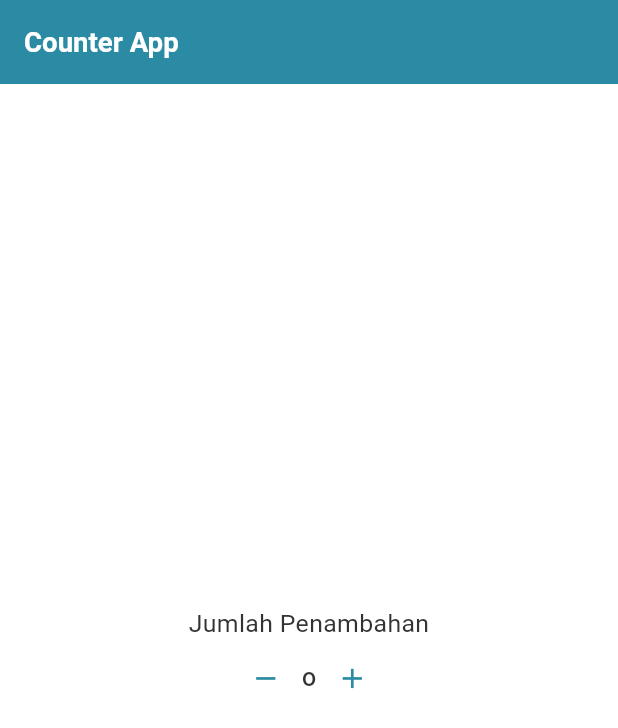
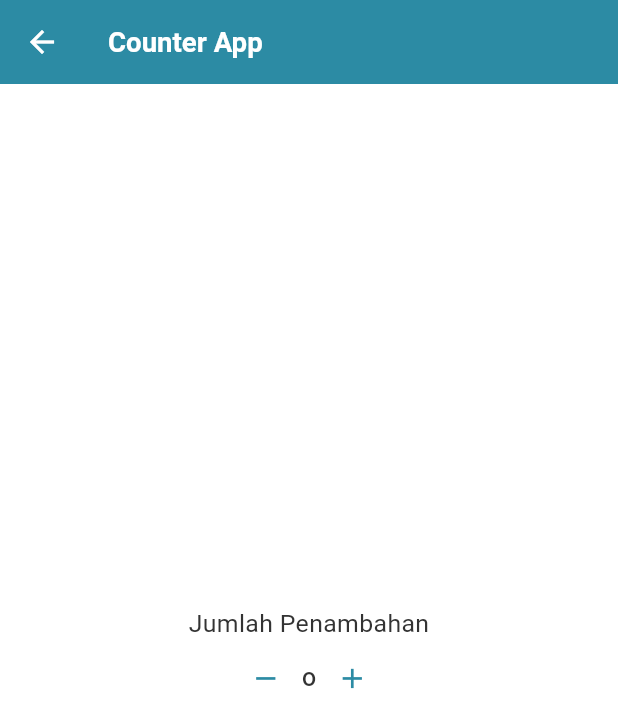
Before and after one commit to ddreambug/venturo_food, a Flutter app: the screen it shows after launch, after a tap on "Masuk", on a phone screen of 412 x 824 dp. Shown: the top 728 px of the screen. Run offline on Flutter 3.47's test engine with Material 3 defaults, Android fonts, the phone set to English and light mode, and no system bars; our stand-ins replace flutter_screenutil, flutter_svg, get, google_fonts.

Commit message:
fix(ui): Resolve back button doesnt appear in counterview

```diff
--- a/lib/features/counter/views/ui/counter_view.dart
+++ b/lib/features/counter/views/ui/counter_view.dart
@@ -10,8 +10,7 @@ class CounterView extends StatelessWidget {
 
   @override
   Widget build(BuildContext context) {
-    return Obx(
-      () => Scaffold(
+    return Scaffold(
       appBar: AppBar(
         backgroundColor: MainColor.primary,
         title: Text(
@@ -21,6 +20,11 @@ class CounterView extends StatelessWidget {
             fontWeight: FontWeight.w700,
             color: MainColor.white,
           ),
+        ),
+        leading: IconButton(
+          onPressed: Get.back,
+          icon: const Icon(Icons.arrow_back),
+          color: MainColor.white,
         ),
       ),
       body: Container(
@@ -49,7 +53,9 @@ class CounterView extends StatelessWidget {
                     },
                     icon: const Icon(Icons.remove),
                   ),
-                    Text('${CounterController.to.count.value}'),
+                  Obx(
+                    () => Text('${CounterController.to.count.value}'),
+                  ),
                   IconButton(
                     onPressed: () {
                       CounterController.to.increment();
@@ -62,7 +68,6 @@ class CounterView extends StatelessWidget {
           ),
         ),
       ),
-      ),
     );
   }
 }
--- a/lib/features/sign_in/views/ui/login_screen.dart
+++ b/lib/features/sign_in/views/ui/login_screen.dart
@@ -65,7 +65,7 @@ class LoginScreen extends StatelessWidget {
                 height: 30,
                 child: ElevatedButton(
                     onPressed: () {
-                      Get.offNamed('/counter');
+                      Get.toNamed('/counter');
                     },
                     child: const Text('Masuk')),
               ),
```
Lines whose indentation alone changed are shown as unchanged.
